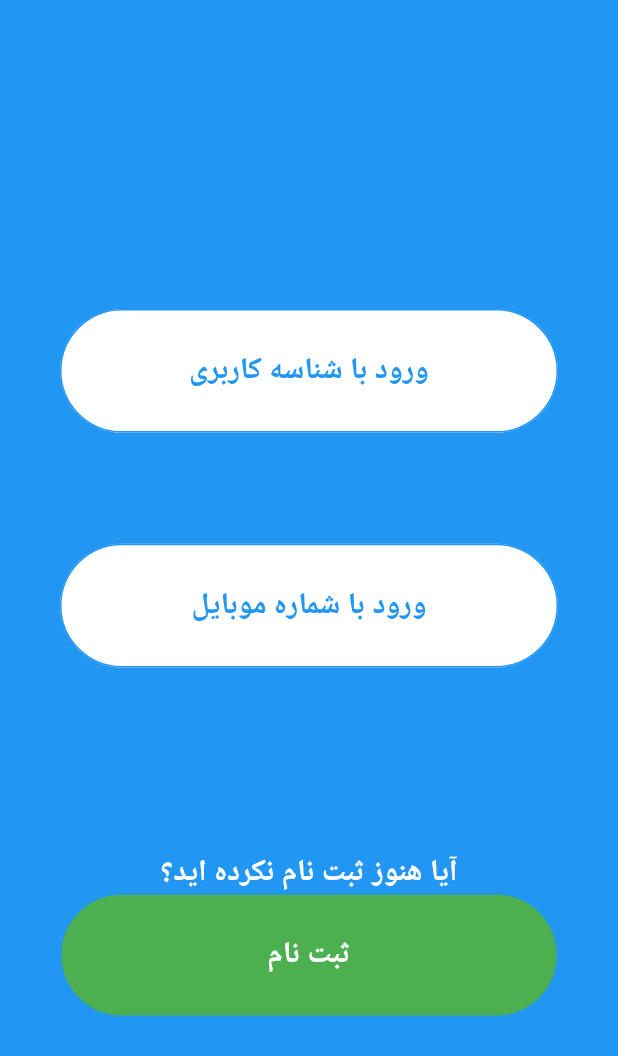
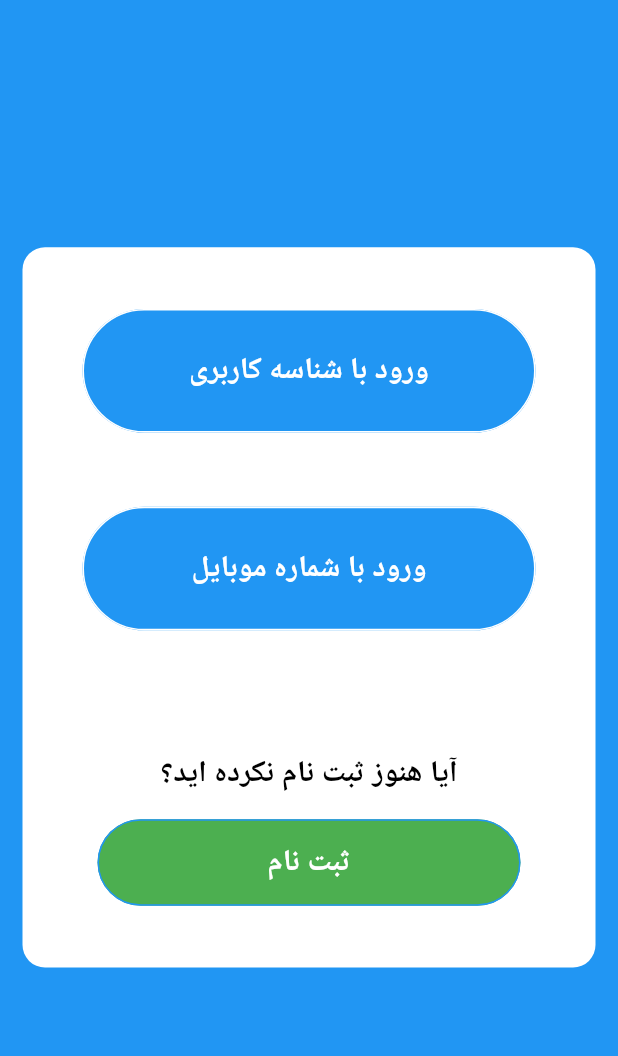
Before and after one commit to pr1266/online_coaching_system_ui_flutter, a Flutter app: the screen it shows after launch, on a phone screen of 412 x 824 dp. Shown: the top 1056 px of the screen. Run offline on Flutter 3.47's test engine with Material 2 defaults, Android fonts, the phone set to English and light mode, and no system bars; our stand-ins replace validators.

Commit message:
'some_changes_ui'

```diff
--- a/lib/components/mobile_login_form.dart
+++ b/lib/components/mobile_login_form.dart
@@ -1,4 +1,5 @@
 import 'package:flutter/material.dart';
+import 'package:online_coaching/pages/moblie_code.dart';
 import 'package:validators/validators.dart';
 
 class LoginForm extends StatefulWidget {
@@ -86,7 +87,7 @@ class _LoginFormState extends State<LoginForm> {
                   onPressed: (){
                     if(_formKey.currentState.validate()){
                       print('ok');
-                      //Navigator.of(context).push(new MaterialPageRoute(builder: (context) => new Directionality(textDirection: TextDirection.rtl, child: MobileLogin())));
+                      Navigator.of(context).push(new MaterialPageRoute(builder: (context) => new Directionality(textDirection: TextDirection.rtl, child: MobileLoginCode())));
                     }
                   },
                 )
--- a/lib/pages/base_page.dart
+++ b/lib/pages/base_page.dart
@@ -8,26 +8,37 @@ class BasePage extends StatelessWidget{
     // TODO: implement build
     return new Scaffold(
       backgroundColor: Colors.blue,
-
       body: new ListView(
         children: <Widget>[
           new Container(
-            height: MediaQuery.of(context).size.height * .25,
+            height: MediaQuery.of(context).size.height * .2,
           ),
           new Container(
-            color: Colors.blue,
+            margin: EdgeInsets.only(left: 15, right: 15),
+            decoration: new BoxDecoration(
+                color: Colors.white,
+                borderRadius: BorderRadius.all(Radius.circular(15))
+            ),
+            child: new ListView(
+              shrinkWrap: true,
+              children: <Widget>[
+                new Container(
+                  height: MediaQuery.of(context).size.height * .05,
+                ),
+                new Container(
+                    color: Colors.white,
                     margin: EdgeInsets.only(left: 40, right: 40),
                     height: MediaQuery.of(context).size.height * .1,
                     child: new FlatButton(
-              color: Colors.white,
+                      color: Colors.blue,
                       shape: RoundedRectangleBorder(
                           borderRadius: new BorderRadius.circular(50.0),
-                  side: BorderSide(color: Colors.blue)
+                          side: BorderSide(color: Colors.white)
                       ),
                       child: new Text(
                         'ورود با شناسه کاربری',
                         style: new TextStyle(
-                  color: Colors.blue,
+                            color: Colors.white,
                             fontWeight: FontWeight.bold,
                             fontSize: 20
                         ),
@@ -35,24 +46,23 @@ class BasePage extends StatelessWidget{
                       onPressed: (){},
                     )
                 ),
-
                 new Container(
-            height: MediaQuery.of(context).size.height * .09,
+                  height: MediaQuery.of(context).size.height * .06,
                 ),
                 new Container(
-              color: Colors.blue,
+                    color: Colors.white,
                     margin: EdgeInsets.only(left: 40, right: 40),
                     height: MediaQuery.of(context).size.height * .1,
                     child: new FlatButton(
-                color: Colors.white,
+                      color: Colors.blue,
                       shape: RoundedRectangleBorder(
                           borderRadius: new BorderRadius.circular(50.0),
-                    side: BorderSide(color: Colors.blue)
+                          side: BorderSide(color: Colors.white)
                       ),
                       child: new Text(
                         'ورود با شماره موبایل',
                         style: new TextStyle(
-                      color: Colors.blue,
+                            color: Colors.white,
                             fontWeight: FontWeight.bold,
                             fontSize: 20
                         ),
@@ -62,21 +72,23 @@ class BasePage extends StatelessWidget{
                       },
                     )
                 ),
-
                 new Container(
-            height: MediaQuery.of(context).size.height * .15,
+                  height: MediaQuery.of(context).size.height * .1,
                 ),
                 new Container(
                   child: new Text(
                     'آیا هنوز ثبت نام نکرده اید؟',
-              style: new TextStyle(color: Colors.white, fontWeight: FontWeight.bold, fontSize: 20),
+                    style: new TextStyle(color: Colors.black, fontWeight: FontWeight.bold, fontSize: 20),
                   ),
                   alignment: Alignment.center,
                 ),
                 new Container(
-              color: Colors.blue,
-              margin: EdgeInsets.only(left: 40, right: 40),
-              height: MediaQuery.of(context).size.height * .1,
+                  height: MediaQuery.of(context).size.height * .02,
+                ),
+                new Container(
+                    color: Colors.white,
+                    margin: EdgeInsets.only(left: 50, right: 50),
+                    height: MediaQuery.of(context).size.height * .07,
                     child: new FlatButton(
                       color: Colors.green,
                       shape: RoundedRectangleBorder(
@@ -96,6 +108,12 @@ class BasePage extends StatelessWidget{
                       },
                     )
                 ),
+                new Container(
+                  height: MediaQuery.of(context).size.height * .05,
+                )
+              ],
+            ),
+          )
         ],
       ),
     );
--- a/lib/pages/mobile_login.dart
+++ b/lib/pages/mobile_login.dart
@@ -1,5 +1,6 @@
 import 'package:flutter/material.dart';
 import 'package:online_coaching/components/mobile_login_form.dart';
+import 'package:online_coaching/pages/moblie_code.dart';
 
 class MobileLogin extends StatelessWidget{
   @override
@@ -47,7 +48,9 @@ class MobileLogin extends StatelessWidget{
                     new Container(
                       padding: new EdgeInsets.only(left: 20),
                       child: new GestureDetector(
-                        onTap: (){},
+                        onTap: (){
+                          Navigator.pop(context);
+                        },
                         child: new Icon(Icons.arrow_forward),
                       ),
                     )
```
Also changed, not shown: lib/pages/moblie_code.dart (+83 -0 lines). Lines whose indentation alone changed are shown as unchanged.
